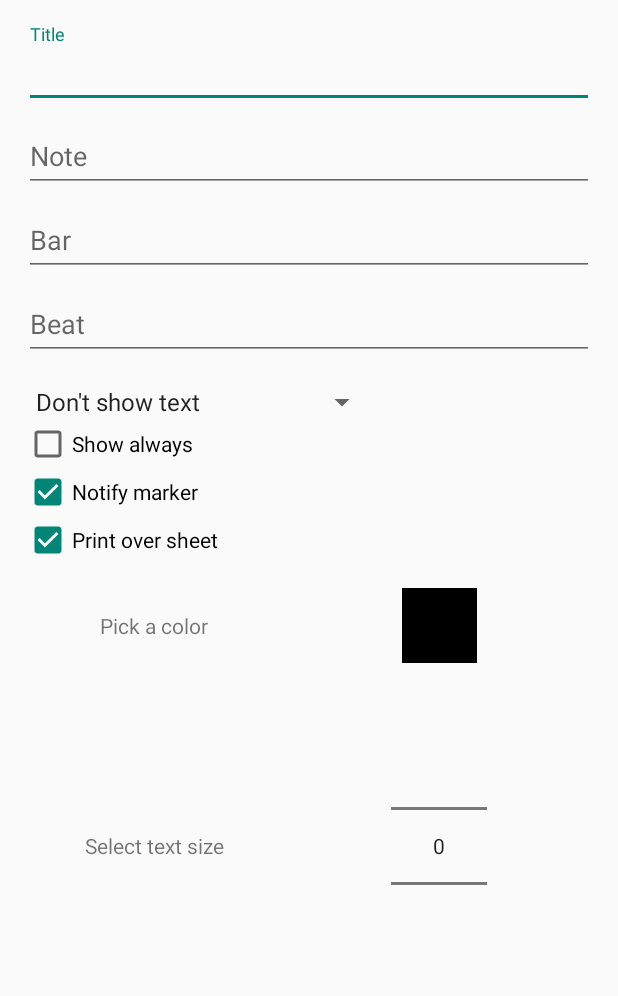
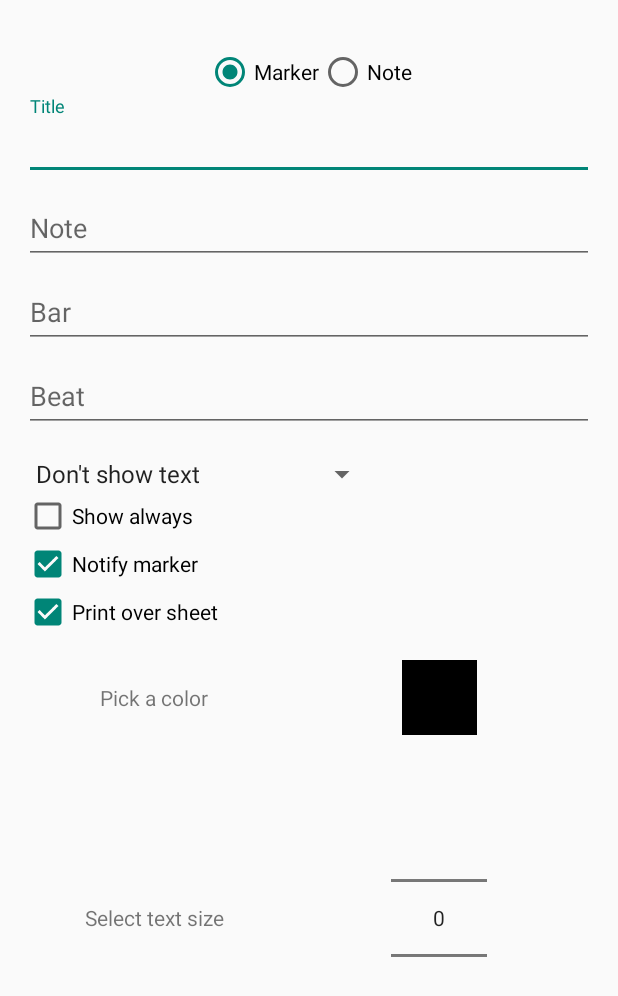
Before and after one commit to AlexAlbala/BPMPrompt, an Android app: the layout dialog_marker.xml on its own in the app's theme, with its tools: preview values and no code run, on a phone screen of 412 x 824 dp. Shown: the top 996 px of the screen. Run offline under Robolectric (Android 15) with nearby library versions, the phone set to English and light mode, and no system bars.

Commit message:
working on marker options :)

```diff
--- a/app/src/main/java/com/a2t/autobpmprompt/app/controller/PromptActivity.java
+++ b/app/src/main/java/com/a2t/autobpmprompt/app/controller/PromptActivity.java
@@ -6,6 +6,7 @@ import com.a2t.autobpmprompt.R;
 import com.a2t.autobpmprompt.app.adapter.SimplePromptListAdapter;
 import com.a2t.autobpmprompt.app.callback.PromptEventsCallback;
 import com.a2t.autobpmprompt.app.model.Marker;
+import com.a2t.autobpmprompt.app.model.MarkerType;
 import com.a2t.autobpmprompt.app.model.PromptSettings;
 import com.a2t.autobpmprompt.app.model.TempoRecord;
 import com.a2t.autobpmprompt.media.Prompt;
@@ -410,7 +411,7 @@ public class PromptActivity extends A2TActivity implements EditPromptDialog.Prom
             //highlightMarkerAdapter(p);
         }
 
-        if (marker.isNotify()) {
+        if (marker.isNotify() && marker.getType() == MarkerType.MARKER) {
             runOnUiThread(new Runnable() {
                 @Override
                 public void run() {
@@ -428,6 +429,7 @@ public class PromptActivity extends A2TActivity implements EditPromptDialog.Prom
                 @Override
                 public void run() {
                     hideTopBar();
+                    currentPrompt.clearCanvas();
 
                     //if (f)
                     //resetMarkerAdapter(p);
--- a/app/src/main/java/com/a2t/autobpmprompt/media/PromptManager.java
+++ b/app/src/main/java/com/a2t/autobpmprompt/media/PromptManager.java
@@ -63,7 +63,7 @@ public class PromptManager {
     }
 
     public static boolean update(Context context, PromptSettings p) {
-        LogUtils.i(TAG, "Update prompt" + p.toString());
+        LogUtils.i(TAG, "Update prompt " + p.toString());
         RealmIOHelper.getInstance().updatePrompt(context, p);
         return true;
     }
--- a/app/src/main/java/com/a2t/autobpmprompt/media/prompt/PromptViewManager.java
+++ b/app/src/main/java/com/a2t/autobpmprompt/media/prompt/PromptViewManager.java
@@ -313,7 +313,8 @@ public class PromptViewManager {
         if (canvas != null) {
             canvas.drawColor(clickMarkerColor, PorterDuff.Mode.CLEAR);
             for (Marker m : currentMarkers) {
-                if (m.isShowAlways() || drawMarkers) {
+                Log.d(TAG, "Show always " + m.isShowAlways());
+                if (m.isShowAlways() || drawMarkers || m.equals(lastMarkerPainted)) {
                     if (m.getType() == MarkerType.MARKER) {
                         paintMarker(canvas, m, false);
                     } else if (m.getType() == MarkerType.TEXT_ONLY) {
--- a/app/src/main/res/layout/dialog_marker.xml
+++ b/app/src/main/res/layout/dialog_marker.xml
@@ -6,6 +6,36 @@
     android:orientation="vertical"
     android:paddingEnd="@dimen/activity_horizontal_margin"
     android:paddingStart="@dimen/activity_horizontal_margin">
+
+    <ScrollView
+        android:layout_width="match_parent"
+        android:layout_height="wrap_content"
+        android:layout_marginTop="@dimen/activity_vertical_margin">
+
+        <LinearLayout
+            android:layout_width="match_parent"
+            android:layout_height="wrap_content"
+            android:orientation="vertical">
+
+            <RadioGroup
+                android:layout_width="match_parent"
+                android:layout_height="wrap_content"
+                android:gravity="center"
+                android:orientation="horizontal">
+
+                <RadioButton
+                    android:id="@+id/marker_type_marker"
+                    android:layout_width="wrap_content"
+                    android:layout_height="wrap_content"
+                    android:checked="true"
+                    android:text="@string/marker_type_marker" />
+
+                <RadioButton
+                    android:id="@+id/marker_type_note"
+                    android:layout_width="wrap_content"
+                    android:layout_height="wrap_content"
+                    android:text="@string/marker_type_note" />
+            </RadioGroup>
 
             <android.support.design.widget.TextInputLayout
                 android:id="@+id/marker_title_layout"
@@ -161,6 +191,8 @@
 
 
             </LinearLayout>
+        </LinearLayout>
+    </ScrollView>
 
 
 </LinearLayout>
--- a/app/src/main/res/layout/row_prompt.xml
+++ b/app/src/main/res/layout/row_prompt.xml
@@ -9,7 +9,7 @@
         android:layout_width="match_parent"
         android:layout_height="wrap_content"
         android:layout_gravity="center"
-        android:layout_marginBottom="@dimen/activity_vertical_margin"
+        android:layout_marginBottom="3dp"
         android:layout_marginTop="@dimen/activity_vertical_margin"
         android:layout_marginEnd="@dimen/activity_horizontal_margin"
         android:layout_marginStart="@dimen/activity_horizontal_margin"
--- a/app/src/main/res/values/strings.xml
+++ b/app/src/main/res/values/strings.xml
@@ -42,6 +42,8 @@
     <string name="marker_notify">Notify marker</string>
     <string name="marker_show_always">Show always</string>
     <string name="marker_print_on_canvas">Print over sheet</string>
+    <string name="marker_type_marker">Marker</string>
+    <string name="marker_type_note">Note</string>
 
     <!-- SETLIST DIALOG -->
     <string name="create_setlist_title">Create SetList</string>
```
Also changed, not shown: app/src/main/java/com/a2t/autobpmprompt/app/controller/MarkerDialog.java (+66 -4 lines), app/src/main/java/com/a2t/autobpmprompt/media/Prompt.java (+4 -3 lines). Lines whose indentation alone changed are shown as unchanged.
